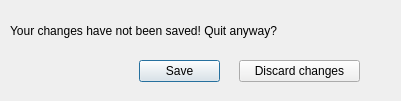
Qt form configurator/src/ui/save_dialog.ui (Debrugger/platformer-fps) before a commit.
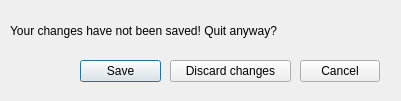
The same form after that commit.

Commit message: added cancel button and added error

What changed in the file:
```diff
--- a/configurator/src/ui/save_dialog.ui
+++ b/configurator/src/ui/save_dialog.ui
@@ -16,7 +16,7 @@
   <widget class="QPushButton" name="save_button">
    <property name="geometry">
     <rect>
-     <x>139</x>
+     <x>80</x>
      <y>60</y>
      <width>81</width>
      <height>22</height>
@@ -29,7 +29,7 @@
   <widget class="QPushButton" name="discard_button">
    <property name="geometry">
     <rect>
-     <x>239</x>
+     <x>170</x>
      <y>60</y>
      <width>121</width>
      <height>22</height>
@@ -52,6 +52,19 @@
     <string>Your changes have not been saved! Quit anyway?</string>
    </property>
   </widget>
+  <widget class="QPushButton" name="cancel_button">
+   <property name="geometry">
+    <rect>
+     <x>300</x>
+     <y>60</y>
+     <width>80</width>
+     <height>22</height>
+    </rect>
+   </property>
+   <property name="text">
+    <string>Cancel</string>
+   </property>
+  </widget>
  </widget>
  <resources/>
  <connections/>
```
The commit also changes 2 other files.
